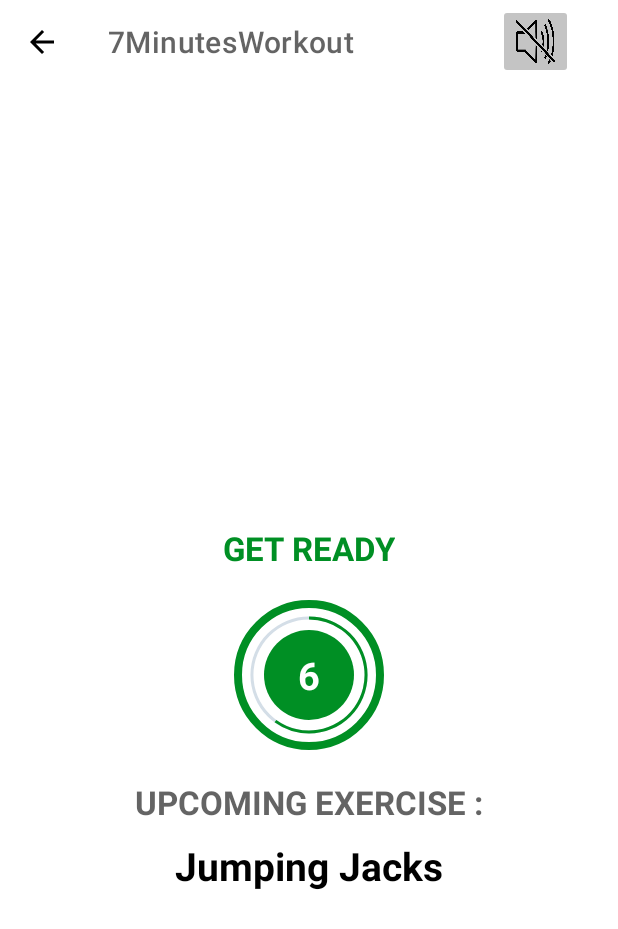
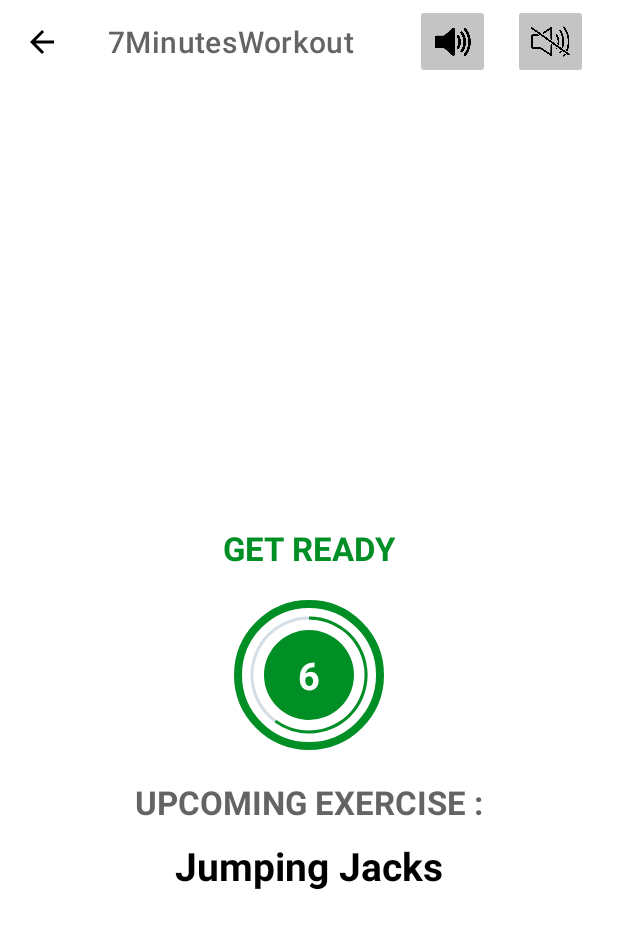
Before and after one commit to volNad/7-mins-workout-app, an Android app: the ExerciseActivity screen opened directly, with no data from a screen before it, after a tap on an icon or button, on a phone screen of 412 x 824 dp. Shown: the top 929 px of the screen. Run offline under Robolectric (Android 15) with nearby library versions, the phone set to English and light mode, and no system bars.

Commit message:
implemented sound handler for TTS

```diff
--- a/app/src/main/java/com/example/a7minutesworkout/ExerciseActivity.kt
+++ b/app/src/main/java/com/example/a7minutesworkout/ExerciseActivity.kt
@@ -30,8 +30,11 @@ class ExerciseActivity : AppCompatActivity(), TextToSpeech.OnInitListener {
         setContentView(binding?.root)
 
         binding?.ivCancelSpeaker?.setOnClickListener {
-            turnOutSpeaker()
             speakerAvailability = false
+        }
+
+        binding?.ivAcceptSpeaker?.setOnClickListener {
+            speakerAvailability = true
         }
 
         setSupportActionBar(binding?.toolbarExercise)
@@ -169,9 +172,6 @@ class ExerciseActivity : AppCompatActivity(), TextToSpeech.OnInitListener {
         tts!!.speak(text, TextToSpeech.QUEUE_FLUSH, null, "")
     }
 
-    private fun turnOutSpeaker() {
-        tts!!.stop()
-        tts!!.shutdown()
-    }
+
 
 }
--- a/app/src/main/res/layout/activity_exercise.xml
+++ b/app/src/main/res/layout/activity_exercise.xml
@@ -20,10 +20,21 @@
             android:id="@+id/ivCancelSpeaker"
             android:layout_width="50dp"
             android:layout_height="50dp"
-            android:scaleType="fitXY"
+            android:scaleType="fitCenter"
             android:layout_gravity="end"
-            android:layout_marginEnd="30dp"
+            android:layout_marginEnd="20dp"
             android:src="@drawable/ic_turn_off_sound"
+            android:backgroundTint="@color/lightGrey"
+            />
+
+        <ImageButton
+            android:id="@+id/ivAcceptSpeaker"
+            android:layout_width="50dp"
+            android:layout_height="50dp"
+            android:scaleType="fitCenter"
+            android:layout_gravity="end"
+            android:layout_marginEnd="15dp"
+            android:src="@drawable/ic_turn_on_sound"
             android:backgroundTint="@color/lightGrey"
             />
 
```
Also changed, not shown: app/src/main/res/drawable-v24/ic_turn_on_sound.png (added).
